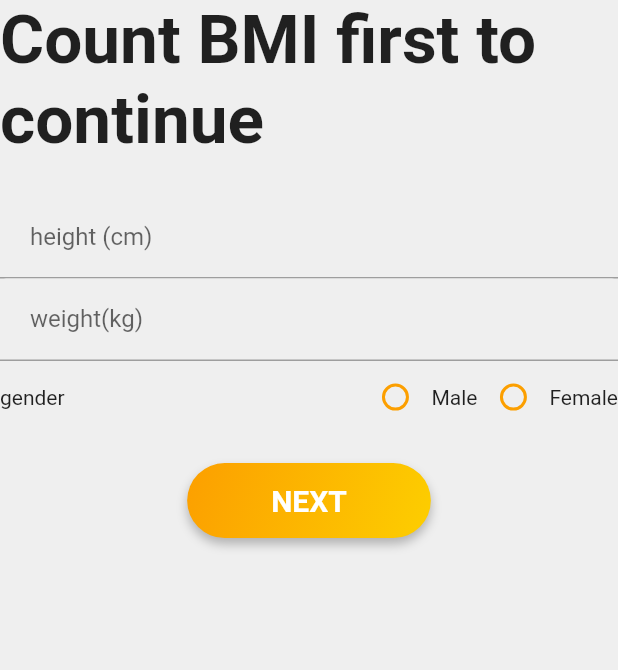
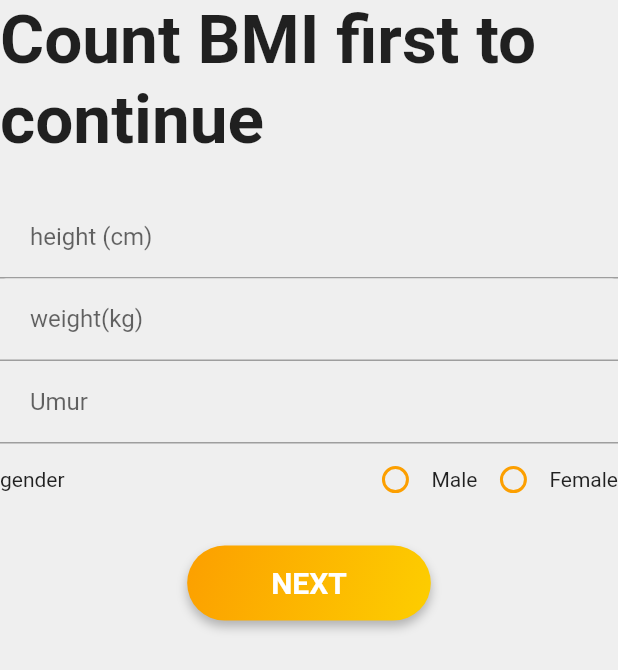
Before and after one commit to zahronurobbyashari/monitoring-kalori, a Flutter app: the HitungBmiView screen opened by its route, on a phone screen of 412 x 824 dp. Shown: the top 670 px of the screen. Run offline on Flutter 3.47's test engine with Material 2 defaults, Android fonts, the phone set to English and light mode, and no system bars; our stand-ins replace cloud_firestore, firebase_auth, firebase_core, get, hexcolor, select_form_field; accounts and stored records are empty.

Commit message:
init hitung bmi

```diff
--- a/lib/app/modules/hitung_bmi/views/hitung_bmi_view.dart
+++ b/lib/app/modules/hitung_bmi/views/hitung_bmi_view.dart
@@ -62,6 +62,12 @@ class HitungBmiView extends GetView<HitungBmiController> {
                         decoration: FormHelper().textInputDecoration(
                           'weight(kg)',
                           'enter your weight',
+                        ),
+                      ),
+                      TextFormField(
+                        decoration: FormHelper().textInputDecoration(
+                          'Umur',
+                          'enter your umur',
                         ),
                       ),
                       Container(
```
